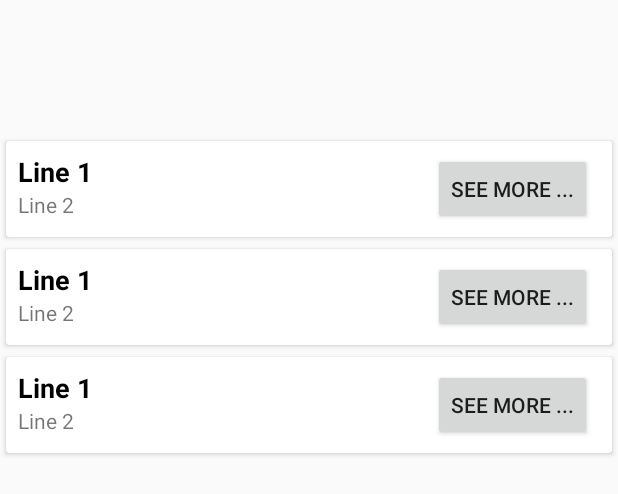
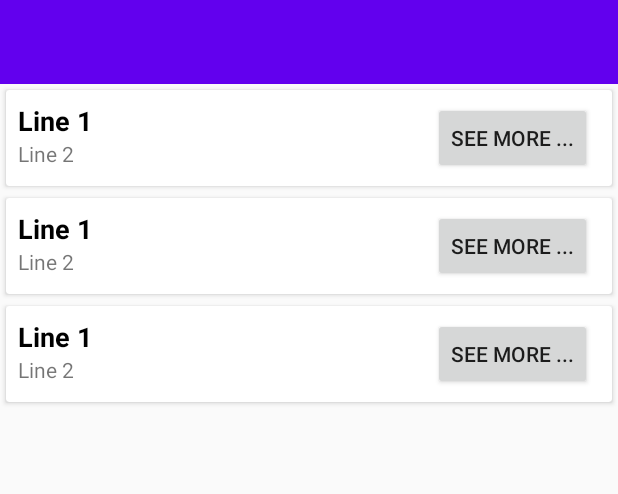
Before and after one commit to MaximeVivier/AndroidDFSProject, an Android app: the layout activity_main.xml on its own in the app's theme, with its tools: preview values and no code run, on a phone screen of 412 x 824 dp. Shown: the top 494 px of the screen. Run offline under Robolectric (Android 15) with nearby library versions, the phone set to English and light mode, and no system bars; network calls fail.

```diff
--- a/app/build.gradle
+++ b/app/build.gradle
@@ -31,7 +31,8 @@ dependencies {
     implementation 'androidx.appcompat:appcompat:1.2.0'
     implementation 'com.android.volley:volley:1.1.0'
     implementation 'com.google.code.gson:gson:2.8.6'
-    implementation "androidx.recyclerview:recyclerview:1.1.0"
+    implementation 'androidx.recyclerview:recyclerview:1.1.0'
+    implementation 'androidx.appcompat:appcompat:1.1.0'
     implementation 'androidx.constraintlayout:constraintlayout:2.0.4'
     implementation 'androidx.cardview:cardview:1.0.0'
     testImplementation 'junit:junit:4.12'
--- a/app/src/main/res/layout/activity_main.xml
+++ b/app/src/main/res/layout/activity_main.xml
@@ -1,20 +1,32 @@
 <?xml version="1.0" encoding="utf-8"?>
-<androidx.constraintlayout.widget.ConstraintLayout xmlns:android="http://schemas.android.com/apk/res/android"
+<LinearLayout xmlns:android="http://schemas.android.com/apk/res/android"
     xmlns:app="http://schemas.android.com/apk/res-auto"
     xmlns:tools="http://schemas.android.com/tools"
     android:layout_width="match_parent"
     android:layout_height="match_parent"
-    tools:context=".MainActivity">
+    tools:context=".MainActivity"
+    android:orientation="vertical">
+
+    <androidx.appcompat.widget.Toolbar
+        android:layout_width="match_parent"
+        android:layout_height="wrap_content"
+        android:background="@color/colorPrimary">
+        <Spinner
+            android:layout_width="wrap_content"
+            android:layout_height="wrap_content"
+            android:id="@+id/source_chooser"
+            android:background="#fff"
+            android:layout_gravity="start"/>
+    </androidx.appcompat.widget.Toolbar>
 
     <androidx.recyclerview.widget.RecyclerView
         android:id="@+id/recycler_view"
         android:layout_width="match_parent"
         android:layout_height="match_parent"
-        android:layout_marginTop="90dp"
         app:layout_constraintEnd_toEndOf="parent"
         app:layout_constraintStart_toStartOf="parent"
         app:layout_constraintTop_toTopOf="parent"
         app:layout_constraintBottom_toBottomOf="parent"
         tools:listitem="@layout/article_item" />
 
-</androidx.constraintlayout.widget.ConstraintLayout>
+</LinearLayout>
--- a/app/src/main/res/values/strings.xml
+++ b/app/src/main/res/values/strings.xml
@@ -1,3 +1,4 @@
 <resources>
     <string name="app_name">Max News</string>
+    <string name="attack">attack</string>
 </resources>
--- a/app/src/main/res/values/styles.xml
+++ b/app/src/main/res/values/styles.xml
@@ -1,6 +1,6 @@
 <resources>
     <!-- Base application theme. -->
-    <style name="AppTheme" parent="Theme.AppCompat.Light.DarkActionBar">
+    <style name="AppTheme" parent="Theme.AppCompat.Light.NoActionBar">
         <!-- Customize your theme here. -->
         <item name="colorPrimary">@color/colorPrimary</item>
         <item name="colorPrimaryDark">@color/colorPrimaryDark</item>
```
Also changed, not shown: app/src/main/java/fr/centralemarseille/maxnews/MainActivity.kt (+58 -5 lines), app/src/main/java/fr/centralemarseille/maxnews/NewsAPI_object_class.kt (+6 -1 lines).
